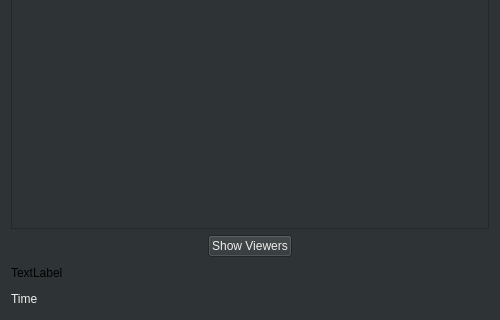
Old version of the form myimagesdialog.ui in the repository hassan-kandil/DistImage; both pictures show x 0 to 500 and y 180 to 500 of the 500 by 500 pixel window.
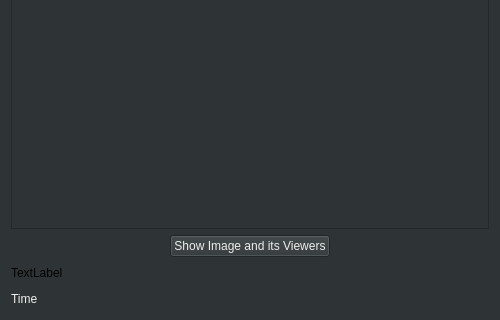
New version of the form.

Patch:
```diff
--- a/myimagesdialog.ui
+++ b/myimagesdialog.ui
@@ -83,7 +83,7 @@
         <string notr="true">color: rgb(238, 238, 236)</string>
        </property>
        <property name="text">
-        <string>Show Viewers</string>
+        <string>Show Image and its Viewers</string>
        </property>
       </widget>
      </item>
```
